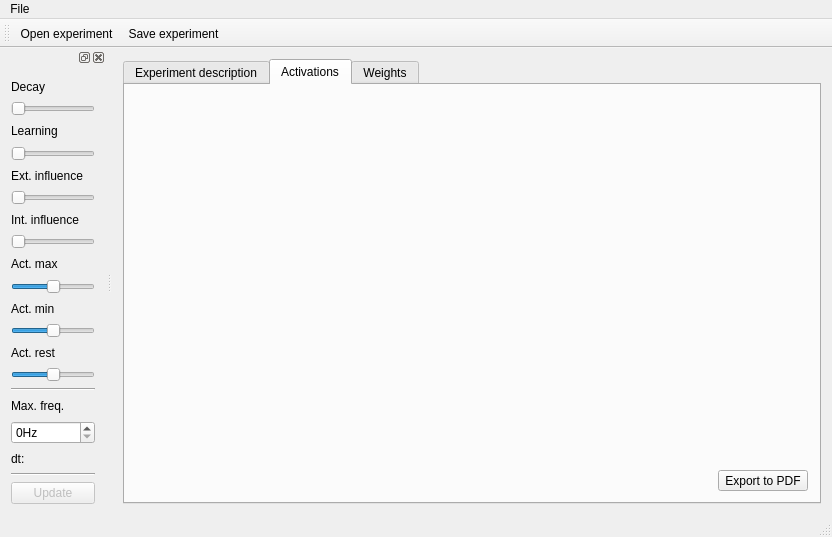
Before: the Qt Designer form src-MemoryExplorer/mainwindow.ui in severin-lemaignan/associative-memory, drawn with Qt 5.
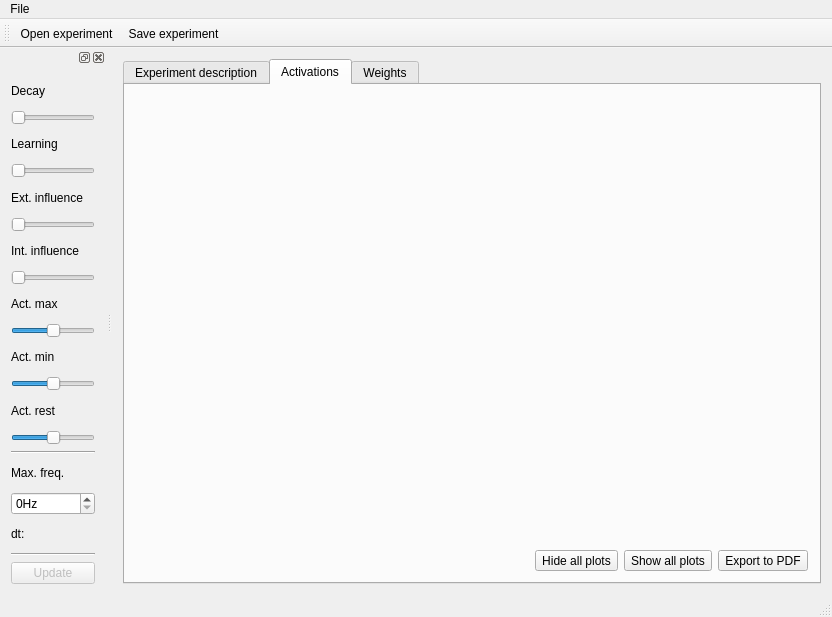
After: the same form once the commit is applied. The open tabs and pages were chosen to show the change. Icons and pictures are not drawn. Custom widgets are drawn as their Qt base class.

Commit message: [giu] Added buttons the show all/hide all activations plots

Patch:
```diff
--- a/src-MemoryExplorer/mainwindow.ui
+++ b/src-MemoryExplorer/mainwindow.ui
@@ -7,7 +7,7 @@
     <x>0</x>
     <y>0</y>
     <width>832</width>
-    <height>537</height>
+    <height>617</height>
    </rect>
   </property>
   <property name="windowTitle">
@@ -150,6 +150,32 @@
               </property>
              </spacer>
             </item>
+            <item>
+             <widget class="QToolButton" name="hide_all_activations_plots">
+              <property name="text">
+               <string>Hide all plots</string>
+              </property>
+              <property name="icon">
+               <iconset theme="dialog-no"/>
+              </property>
+              <property name="toolButtonStyle">
+               <enum>Qt::ToolButtonTextBesideIcon</enum>
+              </property>
+             </widget>
+            </item>
+            <item>
+             <widget class="QToolButton" name="show_all_activations_plots">
+              <property name="text">
+               <string>Show all plots</string>
+              </property>
+              <property name="icon">
+               <iconset theme="dialog-ok"/>
+              </property>
+              <property name="toolButtonStyle">
+               <enum>Qt::ToolButtonTextBesideIcon</enum>
+              </property>
+             </widget>
+            </item>
             <item>
              <widget class="QToolButton" name="export_activation_plot">
               <property name="text">
```
Left out of the diff: 4 changed lines with no effect on the pictures. The commit also changes 2 other files.
